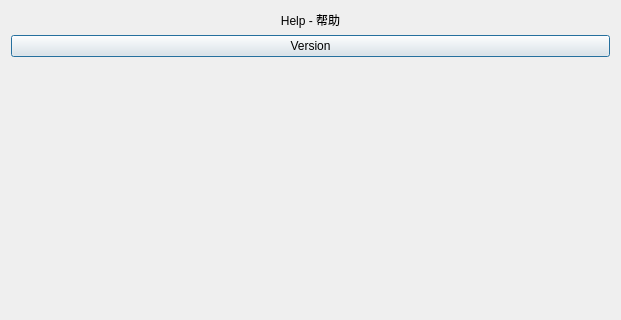
Qt form app/src/qtmodules/QtHelp/Forms/QDAHelpDialog.ui (coder4869/DevAssistant) before a commit; both pictures show x 0 to 621 and y 0 to 320 of the 621 by 528 pixel window.
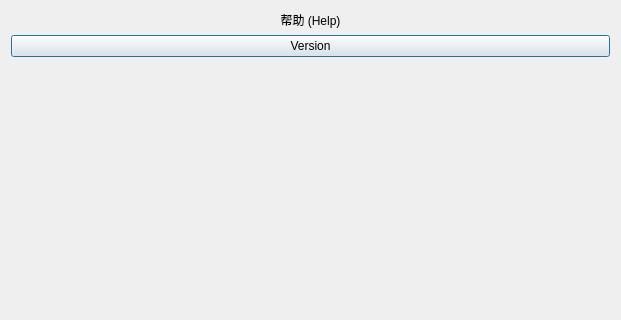
The same form after that commit.

Diff of the .ui file:
```diff
--- a/app/src/qtmodules/QtHelp/Forms/QDAHelpDialog.ui
+++ b/app/src/qtmodules/QtHelp/Forms/QDAHelpDialog.ui
@@ -17,7 +17,7 @@
    <item row="0" column="0">
     <widget class="QLabel" name="titleLabel">
      <property name="text">
-      <string>Help - 帮助</string>
+      <string>帮助 (Help)</string>
      </property>
      <property name="alignment">
       <set>Qt::AlignCenter</set>
```
